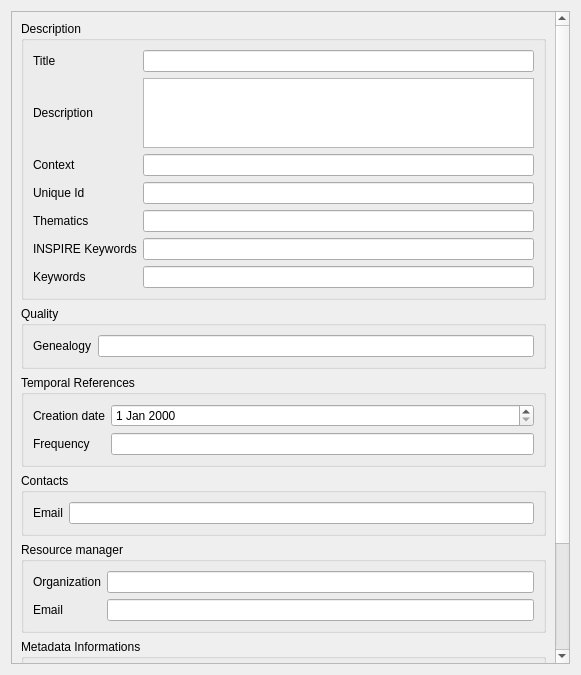
JulesGrillot/plugin-qgis-geoplateforme, file geoplateforme/gui/metadata/wdg_metadata_details.ui: the form before one commit.
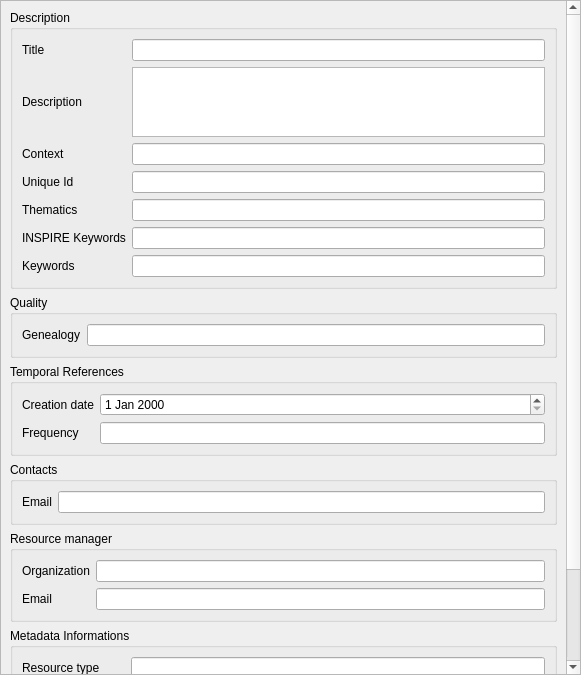
The form after the commit. Custom widgets are drawn as their Qt base class.

Commit message: feat(metadata): remove margin for layout

Diff of the .ui file:
```diff
--- a/geoplateforme/gui/metadata/wdg_metadata_details.ui
+++ b/geoplateforme/gui/metadata/wdg_metadata_details.ui
@@ -11,6 +11,18 @@
    </rect>
   </property>
   <layout class="QVBoxLayout" name="verticalLayout_2">
+   <property name="leftMargin">
+    <number>0</number>
+   </property>
+   <property name="topMargin">
+    <number>0</number>
+   </property>
+   <property name="rightMargin">
+    <number>0</number>
+   </property>
+   <property name="bottomMargin">
+    <number>0</number>
+   </property>
    <item>
     <widget class="QScrollArea" name="scrollArea">
      <property name="widgetResizable">
```
